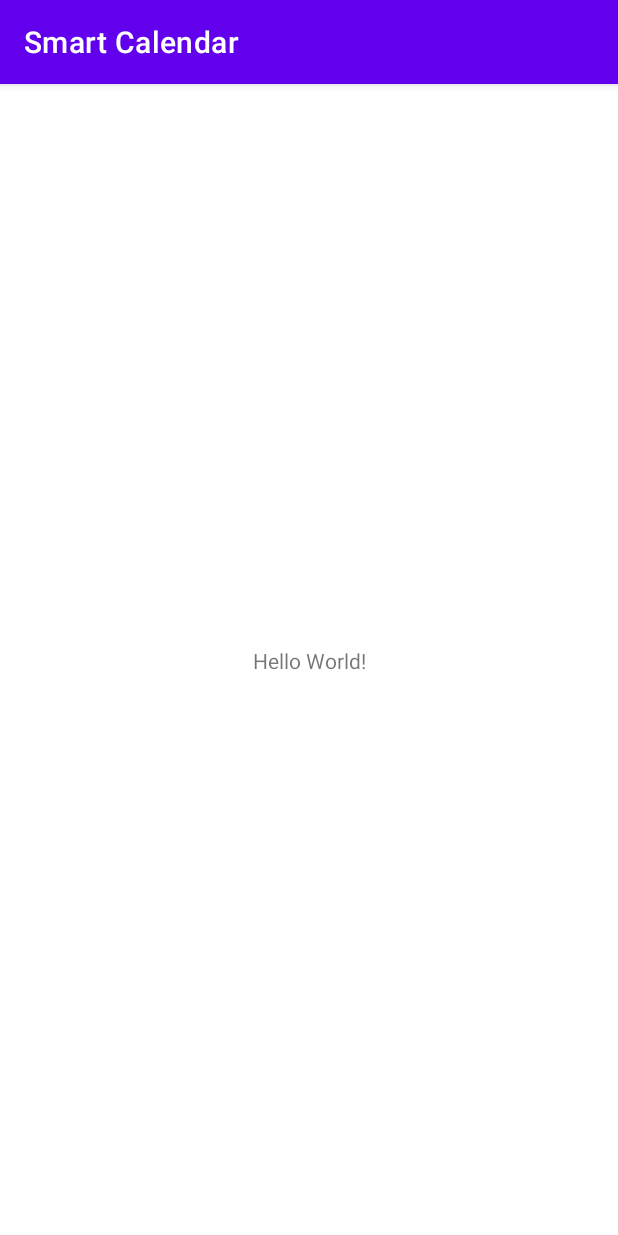
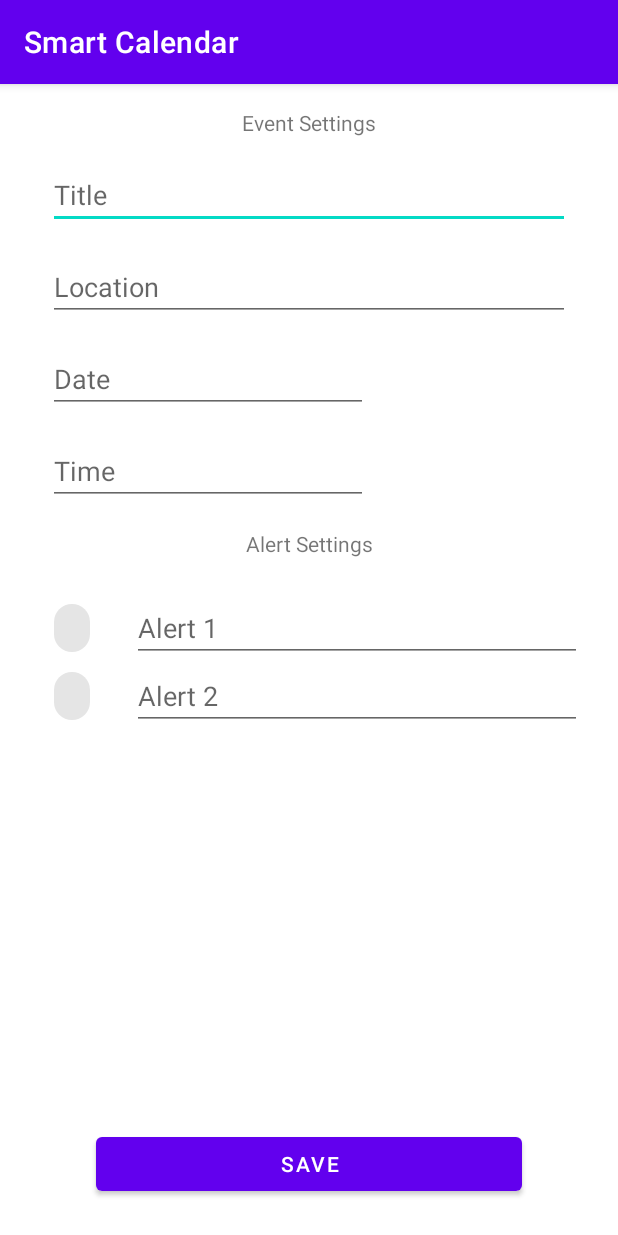
Before and after one commit to andrewchn/SmartCalendar, an Android app: the screen it shows after launch (MainActivity before the commit, ViewCalendarActivity after it), on a phone screen of 412 x 824 dp. Run offline under Robolectric (Android 15) with nearby library versions, the phone set to English and light mode, and no system bars.

Commit message:
Created additional activities and started the add event layout

```diff
--- a/app/src/main/AndroidManifest.xml
+++ b/app/src/main/AndroidManifest.xml
@@ -10,7 +10,13 @@
         android:supportsRtl="true"
         android:theme="@style/Theme.SmartCalendar">
         <activity
-            android:name=".MainActivity"
+            android:name=".ViewSmartEventsActivity"
+            android:exported="false" />
+        <activity
+            android:name=".AddEventActivity"
+            android:exported="false" />
+        <activity
+            android:name=".ViewCalendarActivity"
             android:exported="true">
             <intent-filter>
                 <action android:name="android.intent.action.MAIN" />
--- /dev/null
+++ b/app/src/main/java/com/example/smartcalendar/AddEventActivity.java
@@ -0,0 +1,14 @@
+package com.example.smartcalendar;
+
+import androidx.appcompat.app.AppCompatActivity;
+
+import android.os.Bundle;
+
+public class AddEventActivity extends AppCompatActivity {
+
+    @Override
+    protected void onCreate(Bundle savedInstanceState) {
+        super.onCreate(savedInstanceState);
+        setContentView(R.layout.activity_add_event);
+    }
+}
--- /dev/null
+++ b/app/src/main/java/com/example/smartcalendar/ViewCalendarActivity.java
@@ -0,0 +1,14 @@
+package com.example.smartcalendar;
+
+import androidx.appcompat.app.AppCompatActivity;
+
+import android.os.Bundle;
+
+public class ViewCalendarActivity extends AppCompatActivity {
+
+    @Override
+    protected void onCreate(Bundle savedInstanceState) {
+        super.onCreate(savedInstanceState);
+        setContentView(R.layout.activity_main);
+    }
+}
--- a/app/src/main/java/com/example/smartcalendar/MainActivity.java
+++ b/app/src/main/java/com/example/smartcalendar/ViewSmartEventsActivity.java
@@ -4,11 +4,11 @@ import androidx.appcompat.app.AppCompatActivity;
 
 import android.os.Bundle;
 
-public class MainActivity extends AppCompatActivity {
+public class ViewSmartEventsActivity extends AppCompatActivity {
 
     @Override
     protected void onCreate(Bundle savedInstanceState) {
         super.onCreate(savedInstanceState);
-        setContentView(R.layout.activity_main);
+        setContentView(R.layout.activity_view_smart_events);
     }
 }
--- /dev/null
+++ b/app/src/main/res/layout/activity_add_event.xml
@@ -0,0 +1,9 @@
+<?xml version="1.0" encoding="utf-8"?>
+<androidx.constraintlayout.widget.ConstraintLayout xmlns:android="http://schemas.android.com/apk/res/android"
+    xmlns:app="http://schemas.android.com/apk/res-auto"
+    xmlns:tools="http://schemas.android.com/tools"
+    android:layout_width="match_parent"
+    android:layout_height="match_parent"
+    tools:context=".AddEventActivity">
+
+</androidx.constraintlayout.widget.ConstraintLayout>
--- a/app/src/main/res/layout/activity_main.xml
+++ b/app/src/main/res/layout/activity_main.xml
@@ -4,15 +4,131 @@
     xmlns:tools="http://schemas.android.com/tools"
     android:layout_width="match_parent"
     android:layout_height="match_parent"
-    tools:context=".MainActivity">
+    tools:context=".ViewCalendarActivity">
+
+    <Button
+        android:id="@+id/buttonEventSave"
+        android:layout_width="0dp"
+        android:layout_height="wrap_content"
+        android:layout_marginStart="64dp"
+        android:layout_marginEnd="64dp"
+        android:layout_marginBottom="24dp"
+        android:text="Save"
+        app:layout_constraintBottom_toBottomOf="parent"
+        app:layout_constraintEnd_toEndOf="parent"
+        app:layout_constraintStart_toStartOf="parent" />
+
+    <EditText
+        android:id="@+id/editTextEventTitle"
+        android:layout_width="0dp"
+        android:layout_height="wrap_content"
+        android:layout_marginStart="32dp"
+        android:layout_marginTop="16dp"
+        android:layout_marginEnd="32dp"
+        android:ems="10"
+        android:hint="Title"
+        android:inputType="textPersonName"
+        app:layout_constraintEnd_toEndOf="parent"
+        app:layout_constraintStart_toStartOf="parent"
+        app:layout_constraintTop_toBottomOf="@+id/textVieweEventSettings" />
+
+    <EditText
+        android:id="@+id/editTextEventLocation"
+        android:layout_width="0dp"
+        android:layout_height="wrap_content"
+        android:layout_marginTop="16dp"
+        android:ems="10"
+        android:hint="Location"
+        android:inputType="textPersonName"
+        app:layout_constraintEnd_toEndOf="@+id/editTextEventTitle"
+        app:layout_constraintStart_toStartOf="@+id/editTextEventTitle"
+        app:layout_constraintTop_toBottomOf="@+id/editTextEventTitle" />
+
+    <EditText
+        android:id="@+id/editTextEventDate"
+        android:layout_width="wrap_content"
+        android:layout_height="wrap_content"
+        android:layout_marginTop="16dp"
+        android:ems="10"
+        android:hint="Date"
+        android:inputType="date"
+        app:layout_constraintStart_toStartOf="@+id/editTextEventLocation"
+        app:layout_constraintTop_toBottomOf="@+id/editTextEventLocation" />
+
+    <EditText
+        android:id="@+id/editTextEventTime"
+        android:layout_width="wrap_content"
+        android:layout_height="wrap_content"
+        android:layout_marginTop="16dp"
+        android:ems="10"
+        android:hint="Time"
+        android:inputType="time"
+        app:layout_constraintStart_toStartOf="@+id/editTextEventDate"
+        app:layout_constraintTop_toBottomOf="@+id/editTextEventDate" />
 
     <TextView
+        android:id="@+id/textViewAlertSettings"
         android:layout_width="wrap_content"
         android:layout_height="wrap_content"
-        android:text="Hello World!"
-        app:layout_constraintBottom_toBottomOf="parent"
-        app:layout_constraintLeft_toLeftOf="parent"
-        app:layout_constraintRight_toRightOf="parent"
+        android:layout_marginTop="16dp"
+        android:text="Alert Settings"
+        app:layout_constraintEnd_toEndOf="parent"
+        app:layout_constraintStart_toStartOf="parent"
+        app:layout_constraintTop_toBottomOf="@+id/editTextEventTime" />
+
+    <TextView
+        android:id="@+id/textVieweEventSettings"
+        android:layout_width="wrap_content"
+        android:layout_height="wrap_content"
+        android:layout_marginTop="16dp"
+        android:text="Event Settings"
+        app:layout_constraintEnd_toEndOf="parent"
+        app:layout_constraintStart_toStartOf="parent"
         app:layout_constraintTop_toTopOf="parent" />
 
+    <EditText
+        android:id="@+id/editTextAlert1Tiime"
+        android:layout_width="0dp"
+        android:layout_height="wrap_content"
+        android:layout_marginStart="16dp"
+        android:layout_marginTop="24dp"
+        android:layout_marginEnd="24dp"
+        android:ems="10"
+        android:hint="Alert 1"
+        android:inputType="time"
+        app:layout_constraintEnd_toEndOf="parent"
+        app:layout_constraintStart_toEndOf="@+id/chipAlert1"
+        app:layout_constraintTop_toBottomOf="@+id/textViewAlertSettings" />
+
+    <EditText
+        android:id="@+id/editTextAlert2Time"
+        android:layout_width="0dp"
+        android:layout_height="wrap_content"
+        android:layout_marginStart="16dp"
+        android:layout_marginEnd="24dp"
+        android:ems="10"
+        android:hint="Alert 2"
+        android:inputType="time"
+        app:layout_constraintEnd_toEndOf="parent"
+        app:layout_constraintStart_toEndOf="@+id/chipAlert2"
+        app:layout_constraintTop_toBottomOf="@+id/editTextAlert1Tiime" />
+
+    <com.google.android.material.chip.Chip
+        android:id="@+id/chipAlert1"
+        android:layout_width="wrap_content"
+        android:layout_height="wrap_content"
+        android:layout_marginStart="24dp"
+        app:layout_constraintBottom_toBottomOf="@+id/editTextAlert1Tiime"
+        app:layout_constraintStart_toStartOf="parent"
+        app:layout_constraintTop_toTopOf="@+id/editTextAlert1Tiime" />
+
+    <com.google.android.material.chip.Chip
+        android:id="@+id/chipAlert2"
+        android:layout_width="wrap_content"
+        android:layout_height="wrap_content"
+        android:layout_marginStart="24dp"
+        app:layout_constraintBottom_toBottomOf="@+id/editTextAlert2Time"
+        app:layout_constraintStart_toStartOf="parent"
+        app:layout_constraintTop_toTopOf="@+id/editTextAlert2Time" />
+
 </androidx.constraintlayout.widget.ConstraintLayout>
--- /dev/null
+++ b/app/src/main/res/layout/activity_view_smart_events.xml
@@ -0,0 +1,9 @@
+<?xml version="1.0" encoding="utf-8"?>
+<androidx.constraintlayout.widget.ConstraintLayout xmlns:android="http://schemas.android.com/apk/res/android"
+    xmlns:app="http://schemas.android.com/apk/res-auto"
+    xmlns:tools="http://schemas.android.com/tools"
+    android:layout_width="match_parent"
+    android:layout_height="match_parent"
+    tools:context=".ViewSmartEventsActivity">
+
+</androidx.constraintlayout.widget.ConstraintLayout>
```
